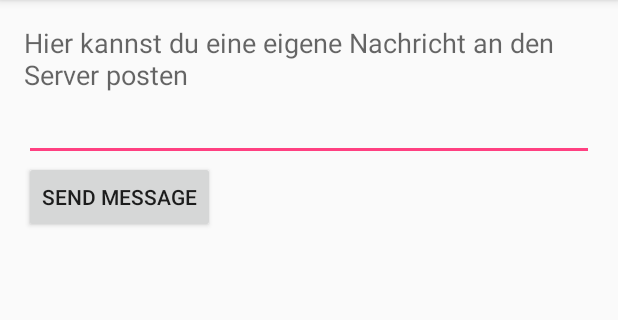
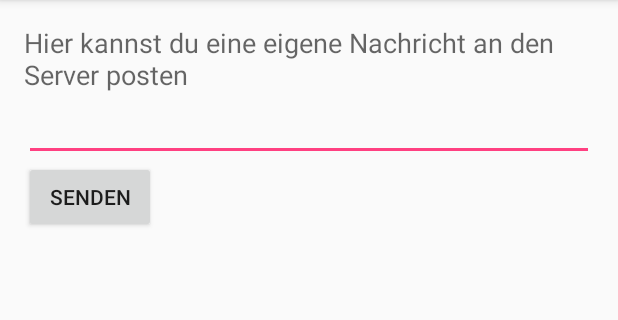
Before and after one commit to gorrila/PinnwandApp, an Android app: the screen it shows after launch (PostActivity), after a tap on "POSTE NACHRICHT", on a phone screen of 412 x 824 dp, the part 84-404 px from its top. Run offline under Robolectric (Android 15) with nearby library versions, the phone set to English and light mode, and no system bars.

Commit message:
- Übersetzungen angefangen und post neu geschrieben

```diff
--- a/app/src/main/java/sb/pinnwandapp/DBHelper.java
+++ b/app/src/main/java/sb/pinnwandapp/DBHelper.java
@@ -1,8 +1,6 @@
 package sb.pinnwandapp;
 
-import android.content.ContentValues;
 import android.content.Context;
-import android.database.Cursor;
 import android.database.sqlite.SQLiteDatabase;
 import android.database.sqlite.SQLiteOpenHelper;
 import android.util.Log;
--- a/app/src/main/java/sb/pinnwandapp/MessageAdapter.java
+++ b/app/src/main/java/sb/pinnwandapp/MessageAdapter.java
@@ -8,8 +8,6 @@ import android.widget.ArrayAdapter;
 import android.widget.TextView;
 
 import java.util.ArrayList;
-import java.util.Collection;
-import java.util.Collections;
 
 public class MessageAdapter extends ArrayAdapter<String[]> {
 
--- a/app/src/main/res/layout/activity_post.xml
+++ b/app/src/main/res/layout/activity_post.xml
@@ -18,7 +18,7 @@
             android:layout_width="wrap_content"
             android:layout_height="wrap_content"
             android:textAppearance="?android:attr/textAppearanceMedium"
-            android:text="Hier kannst du eine eigene Nachricht an den Server posten"
+            android:text="@string/post_instructions"
             android:id="@+id/textView" />
 
         <EditText
@@ -29,7 +29,7 @@
         <Button
             android:layout_width="wrap_content"
             android:layout_height="wrap_content"
-            android:text="Send Message"
+            android:text="@string/button_post_message"
             android:id="@+id/button_sendMessage" />
     </LinearLayout>
 
--- a/app/src/main/res/values/strings.xml
+++ b/app/src/main/res/values/strings.xml
@@ -1,3 +1,18 @@
 <resources>
     <string name="app_name">Pinnwand App</string>
+    <string name="last_message">Letzte Nachricht:</string>
+    <string name="shake_instructions">Schüttel das Gerät um eine zufällige Nachricht zu empfangen!</string>
+    <string name="saved_button">Gespeicherte</string>
+    <string name="post_button">Poste Nachricht</string>
+    <string name="save_instructions">Halte den Lichtsensor zu um die Nachricht zu speichern!</string>
+    <string name="toast_saved_message">Nachricht gespeichert</string>
+    <string name="toast_message_exists">Nachricht schon in DB</string>
+    <string name="toast_no_internet">Keine Internet-Verbindung</string>
+    <string name="toast_no_lightsensor">Das Gerät hat keinen Lichtsensor</string>
+    <string name="toast_malformed_json">Ungültiges JSON</string>
+    <string name="toast_empty_db">Die Datenbank ist leer</string>
+    <string name="toast_invalid_message">Ungültige Nachricht</string>
+    <string name="post_instructions">Hier kannst du eine eigene Nachricht an den Server posten</string>
+    <string name="button_post_message">Senden</string>
+    <string name="toast_post_successfull">Nachricht erfolgreich gepostet</string>
 </resources>
```
Also changed, not shown: app/src/main/java/sb/pinnwandapp/ListActivity.java (+2 -10 lines), app/src/main/java/sb/pinnwandapp/MainActivity.java (+10 -12 lines), app/src/main/java/sb/pinnwandapp/PostActivity.java (+35 -55 lines), app/src/main/res/layout/activity_flick.xml (deleted, +0 -12 lines), app/src/main/res/layout/activity_main.xml (+5 -5 lines), 1 other file.
